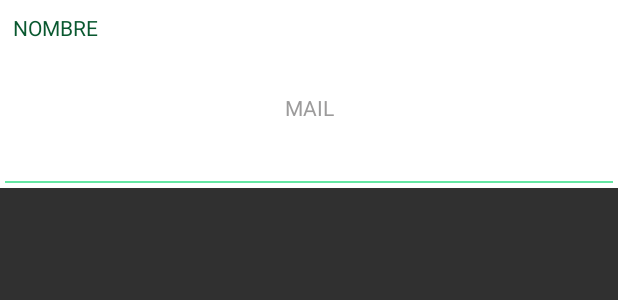
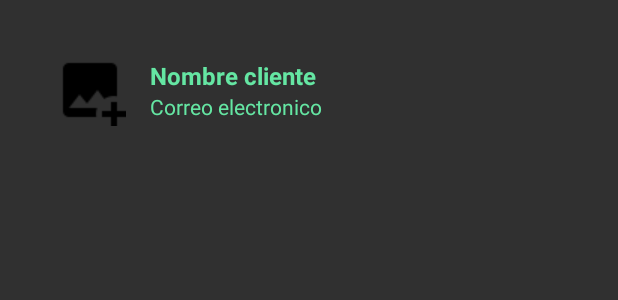
Before and after one commit to collisionbrain/Escuadron, an Android app: the layout item.xml on its own in the app's theme, with its tools: preview values and no code run, on a phone screen of 412 x 824 dp. Shown: the top 300 px of the screen. Run offline under Robolectric (Android 15) with nearby library versions, the phone set to English and light mode, and no system bars.

```diff
--- a/Promotor/app/src/main/java/com/libre/escuadronpromotor/ui/adapters/NewClientAdapter.java
+++ b/Promotor/app/src/main/java/com/libre/escuadronpromotor/ui/adapters/NewClientAdapter.java
@@ -27,8 +27,8 @@ public class NewClientAdapter extends RecyclerView.Adapter<NewClientAdapter.MyVi
 
         public MyViewHolder(View view) {
             super(view);
-            name = view.findViewById(R.id.client_name);
-            mail = view.findViewById(R.id.client_mail);
+            name = view.findViewById(R.id.item_name);
+            mail = view.findViewById(R.id.item_email);
         }
     }
 
--- a/Promotor/app/src/main/res/layout/item.xml
+++ b/Promotor/app/src/main/res/layout/item.xml
@@ -1,44 +1,60 @@
 <?xml version="1.0" encoding="utf-8"?>
-<LinearLayout xmlns:android="http://schemas.android.com/apk/res/android"
+<LinearLayout
+    xmlns:android="http://schemas.android.com/apk/res/android"
+    xmlns:tools="http://schemas.android.com/tools"
+    android:id="@+id/item_user_parent"
     android:layout_width="match_parent"
-    android:layout_height="125dp"
-    android:padding="3dp"
-    android:background="@color/white"
-    android:weightSum="100"
-    android:orientation="vertical">
-<RelativeLayout
-    android:layout_width="match_parent"
-    android:layout_height="0dp"
-    android:layout_weight="50">
-    <TextView
-        android:id="@+id/client_name"
+    android:layout_height="wrap_content"
+    android:layout_margin="@dimen/simple_padding_small"
+    android:foreground="?attr/selectableItemBackground"
+    android:padding="@dimen/simple_padding_large">
+
+    <RelativeLayout
         android:layout_width="match_parent"
         android:layout_height="wrap_content"
-        android:textColor="@color/green_text"
-        android:padding="5dp"
-        android:text="NOMBRE"/>
+        android:padding="@dimen/simple_padding_large">
 
+        <ImageView
+            android:id="@+id/item_image"
+            android:layout_width="?attr/listPreferredItemHeightSmall"
+            android:layout_height="?attr/listPreferredItemHeightSmall"
+            android:layout_centerVertical="true"
+            android:src="@drawable/add_photo"
+            tools:ignore="ContentDescription" />
 
-</RelativeLayout>
-<RelativeLayout
-        android:layout_width="match_parent"
-        android:layout_height="0dp"
-        android:layout_weight="50"
-       >
-        <TextView
-            android:id="@+id/client_mail"
+        <LinearLayout
             android:layout_width="match_parent"
             android:layout_height="wrap_content"
-            android:textColor="@color/gray"
-            android:text="MAIL"
-            android:gravity="center"
-            />
+            android:layout_centerVertical="true"
+            android:layout_marginStart="@dimen/simple_padding_large"
+            android:layout_toEndOf="@id/item_image"
+            android:orientation="vertical">
+
+            <TextView
+                android:id="@+id/item_name"
+                android:layout_width="match_parent"
+                android:layout_height="wrap_content"
+                android:ellipsize="end"
+                android:gravity="start"
+                android:lines="1"
+                android:text="Nombre cliente"
+                android:textColor="@color/green_toolbar"
+                android:textSize="@dimen/text_size_primary"
+                android:textStyle="bold" />
+
+            <TextView
+                android:id="@+id/item_email"
+                android:layout_width="match_parent"
+                android:layout_height="wrap_content"
+                android:ellipsize="end"
+                android:gravity="start"
+                android:lines="1"
+                android:text="Correo electronico"
+                android:textColor="@color/green_toolbar"
+                android:textSize="@dimen/text_size_secondary" />
+
+        </LinearLayout>
+
     </RelativeLayout>
 
-
-    <View
-        android:layout_below="@+id/spinner"
-        android:layout_width="match_parent"
-        android:layout_height="1dp"
-        android:background="@color/green_toolbar"/>
 </LinearLayout>
--- a/Promotor/app/src/main/res/values/dimens.xml
+++ b/Promotor/app/src/main/res/values/dimens.xml
@@ -2,4 +2,19 @@
 <resources>
     <dimen name="three_grid_unit">0dp</dimen>
     <dimen name="one_and_a_half_grid_unit">12dp</dimen>
+    <dimen name="text_size_title">18sp</dimen>
+    <dimen name="text_size_primary">16sp</dimen>
+    <dimen name="text_size_secondary">14sp</dimen>
+    <dimen name="text_size_small">12sp</dimen>
+    <dimen name="text_size_primary_big">20sp</dimen>
+    <dimen name="text_size_primary_huge">26sp</dimen>
+
+    <dimen name="simple_padding_tiny">2dp</dimen>
+    <dimen name="simple_padding_small">4dp</dimen>
+    <dimen name="simple_padding_medium">8dp</dimen>
+    <dimen name="simple_padding_largish">12dp</dimen>
+    <dimen name="simple_padding_large">16dp</dimen>
+    <dimen name="simple_padding_larger">32dp</dimen>
+    <dimen name="simple_padding_huge">56dp</dimen>
+
 </resources>
```
Also changed, not shown: Promotor/app/src/main/java/com/libre/escuadronpromotor/ui/ListDeliveryActivity.java (+43 -14 lines), Promotor/app/src/main/java/com/libre/escuadronpromotor/ui/ListUsersActivity.java (+6 -6 lines), Promotor/app/src/main/java/com/libre/escuadronpromotor/ui/adapters/NewOrderAdapter.java (+16 -8 lines), Promotor/app/src/main/java/com/libre/escuadronpromotor/ui/adapters/PageAdapter.java (+4 -8 lines), Promotor/app/src/main/java/com/libre/escuadronpromotor/ui/fragments/AddressDataRegister.java (deleted, +0 -130 lines), Promotor/app/src/main/java/com/libre/escuadronpromotor/ui/fragments/DialogUploadFragment.java (deleted, +0 -31 lines), Promotor/app/src/main/java/com/libre/escuadronpromotor/ui/pojos/Delivery.java (added, +19 -0 lines), Promotor/app/src/main/res/drawable-v24/dialog_background.xml (added, +13 -0 lines), Promotor/app/src/main/res/layout/dialog_upload.xml (deleted, +0 -48 lines), Promotor/app/src/main/res/layout/map.xml (+41 -2 lines), Promotor/app/src/main/res/values/styles.xml (+11 -0 lines).
